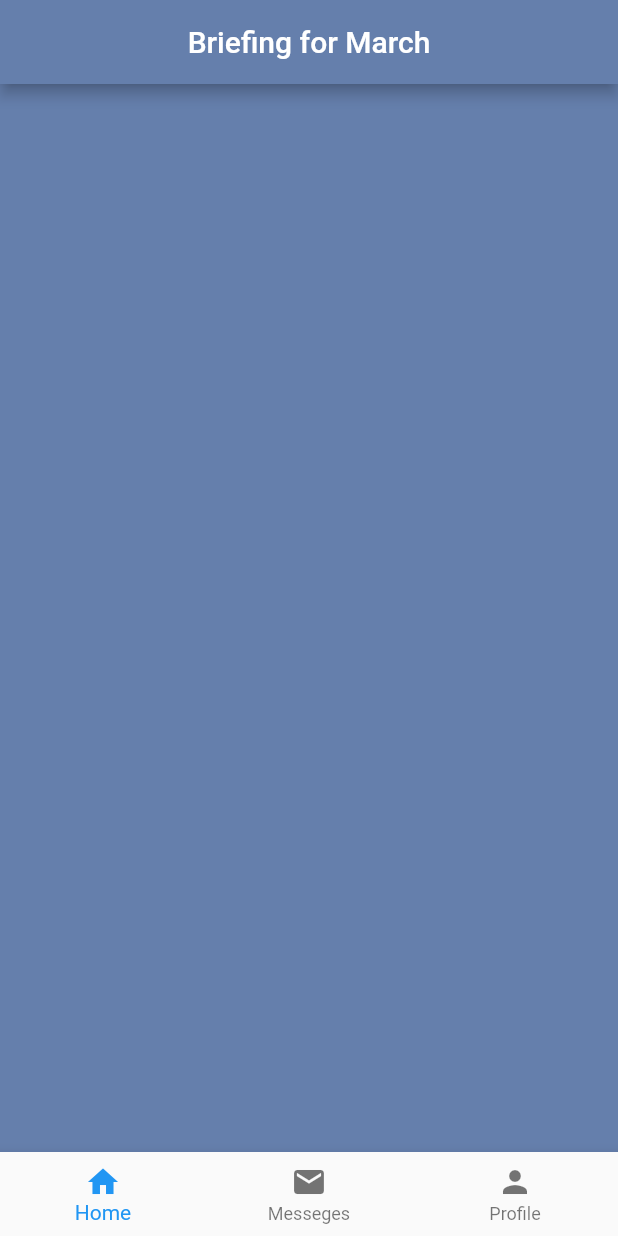
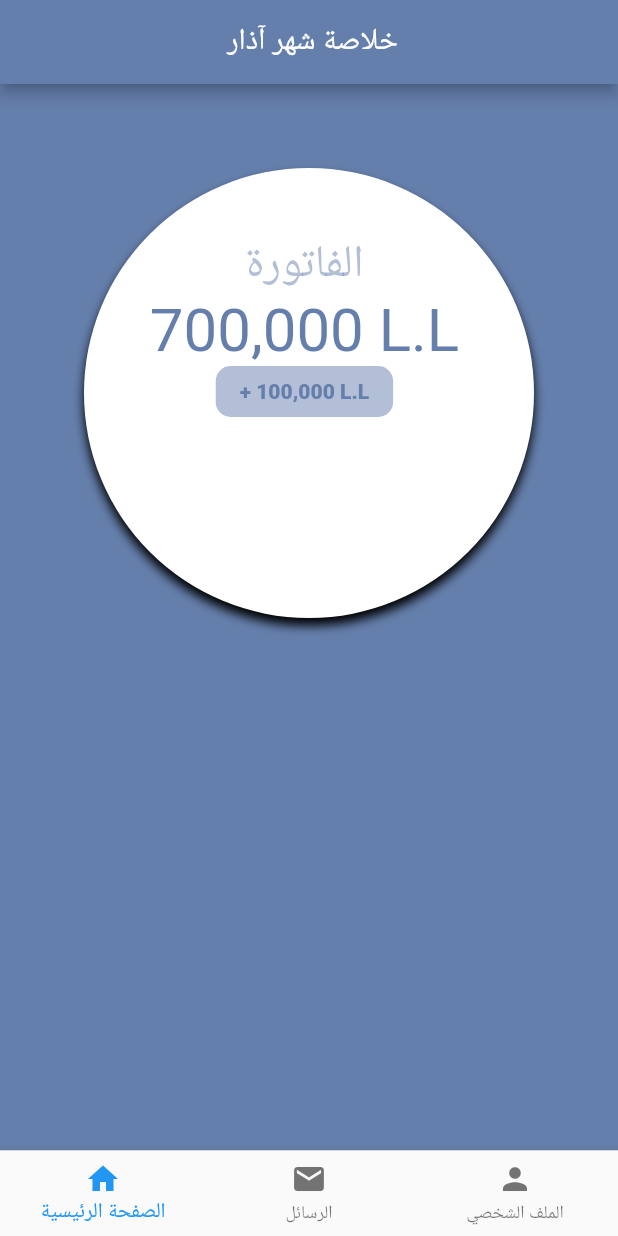
Before and after one commit to wissamnd/ManageMe, a Flutter app: the screen it shows after launch, on a phone screen of 412 x 824 dp. Run offline on Flutter 3.47's test engine with Material 2 defaults, Android fonts, the light colour scheme and no system bars.

Commit message:
this is a commit

```diff
--- a/lib/homeNavigation.dart
+++ b/lib/homeNavigation.dart
@@ -27,15 +27,15 @@ class _HomeState extends State<Nav> {
         items: [
           new BottomNavigationBarItem(
             icon: Icon(Icons.home),
-            title:Text("Home"),
+            title:Text("الصفحة الرئيسية"),
           ),
           new BottomNavigationBarItem(
             icon: Icon(Icons.mail),
-            title: Text("Messeges"),
+            title: Text("الرسائل"),
           ),
           new BottomNavigationBarItem(
             icon: Icon(Icons.person),
-            title: Text("Profile"),
+            title: Text("الملف الشخصي"),
           )
         ],
       ),
--- a/lib/homeScreen.dart
+++ b/lib/homeScreen.dart
@@ -6,53 +6,14 @@ class HomeScreen extends StatelessWidget {
     return Scaffold(
         appBar: AppBar(
             title:Center(
-              child: Text('Briefing for '+getCurrentMonth()),
+              child: Text(' خلاصة شهر '+ getCurrentMonth()),
             )
         ),
         backgroundColor: Color.fromRGBO(101, 127, 172, 1),
         body:Container(
             child:Column(
               children: <Widget>[
-//                Dash(),
-//           Container(
-//             padding: EdgeInsets.all(8.0),
-//             width: double.infinity,
-//             child: Center(
-//               child: Column(
-//                 crossAxisAlignment: CrossAxisAlignment.center,
-//                 children: <Widget>[
-//                   Text("The ammount due in you bill is", style: TextStyle(color: Colors.white),),
-//                   Text("50 \$", style: TextStyle(color: Colors.white),),
-//                  RaisedButton(
-//                 onPressed: () {
-//                   final snackBar = SnackBar(
-//                     content: Text('Last day for payment is Feb,9,2019'),
-//                     action: SnackBarAction(
-//                       label: "",
-//                       onPressed: () {
-//                         // Some code to undo the change!
-//                       },
-//                     ),
-//                   );
-//
-//                   // Find the Scaffold in the Widget tree and use it to show a SnackBar!
-//                   Scaffold.of(context).showSnackBar(snackBar);
-//                 },
-//                 child: Text('Show SnackBar'),
-//               )
-//
-//                 ],
-//               )
-//             ),
-//             decoration: BoxDecoration(
-//               borderRadius: BorderRadius.circular(10.0),
-//               color: Colors.blue,
-//               border: Border.all(
-//                 color: Colors.blue,
-//                 width: 8.0,
-//               ),
-//             ),
-//           ),
+                Dash()
 
               ],
             )
@@ -61,26 +22,59 @@ class HomeScreen extends StatelessWidget {
   }
 }
 
-//class Dash extends StatelessWidget{
-//  @override
-//  Widget build(BuildContext context) {
-//
-//      return Container(
-//        padding: EdgeInsets.all(8.0),
-//        child: Row(
-//          mainAxisAlignment: MainAxisAlignment.spaceAround,
-//          children: <Widget>[
-//            Text("January",style: TextStyle(color: Colors.white,fontSize: 20.0 ),),
-//            Text("March",style: TextStyle(color: Colors.white,fontSize: 20.0 )),
-//            MaterialButton(
-//              child: Text("April",style: TextStyle(color: Colors.white,fontSize: 20.0 )),
-//              onPressed: () => displaySnackBar(context,"April is pressed"),
-//            )
-//          ],
-//        ),
-//      );
-//  }
-//}
+class Dash extends StatelessWidget{
+  @override
+  Widget build(BuildContext context) {
+    return new AspectRatio(
+        aspectRatio: 1.0,
+        child: new Center(
+            child: new Stack(
+              children: <Widget>[
+                new Container(
+                  width: 300,
+                  decoration: new BoxDecoration(
+                    shape: BoxShape.circle,
+                    color: Colors.white,
+                    boxShadow: [
+                      new BoxShadow(
+                        offset: new Offset(0, 5.0),
+                        blurRadius: 5.0,
+                      )
+                    ],
+                  ),
+                ),
+                Positioned(
+                  right: 50.0,
+                  top: 100.0,
+                  child: Column(
+                    children: <Widget>[
+                      Text("الفاتورة",style: TextStyle(fontSize: 30, color:Color.fromRGBO(101, 127, 172, 1).withOpacity(0.5), ),),
+                      Text("700,000 L.L",style: TextStyle(fontSize: 40,color:Color.fromRGBO(101, 127, 172, 1)), ),
+                      Container(
+                        child: new Text (
+                            "+ 100,000 L.L",
+                            style: new TextStyle(
+                                color: Color.fromRGBO(101, 127, 172, 1),
+                                fontWeight: FontWeight.w900
+                            )
+                        ),
+                        decoration: new BoxDecoration (
+                            borderRadius: new BorderRadius.all(new Radius.circular(10.0)),
+                            color: Color.fromRGBO(101, 127, 172, 0.5)
+                        ),
+                        padding: new EdgeInsets.fromLTRB(16.0, 9.0, 16.0, 9.0),
+                      ),
+                    ],
+                  ),
+                )
+              ],
+            )
+        )
+
+
+    );
+  }
+}
 
 displaySnackBar(BuildContext context, String text){
   final snackBar = SnackBar(
@@ -98,8 +92,8 @@ displaySnackBar(BuildContext context, String text){
 }
 
 getCurrentMonth(){
-  var monthLst = ['January', 'February', 'March', 'April', 'May', 'June', 'July',
-  'August', 'September', 'October', 'November', 'December'];
+  var monthLst = ['كانون الثاني', 'شباط', 'آذار', 'نيسان', 'أيار', 'حزيران', 'تموز',
+  'آب', 'أيلول', 'تشرين الأول', 'تشرين الثاني', 'كانون الأول'];
   var now = DateTime.now();
   return monthLst[now.month - 1];
 }
```
